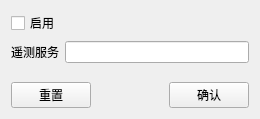
The window that telemetryin.ui (aspirefhaha/telemetryCapture) describes before a commit, drawn with Qt 5.
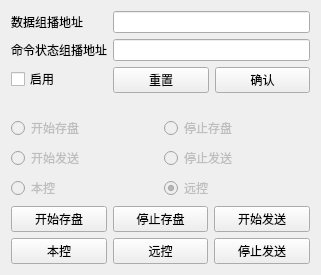
The same window after the commit.

```diff
--- a/telemetryin.ui
+++ b/telemetryin.ui
@@ -6,63 +6,188 @@
    <rect>
     <x>0</x>
     <y>0</y>
-    <width>260</width>
-    <height>119</height>
+    <width>321</width>
+    <height>275</height>
    </rect>
   </property>
+  <property name="sizePolicy">
+   <sizepolicy hsizetype="Preferred" vsizetype="Minimum">
+    <horstretch>0</horstretch>
+    <verstretch>0</verstretch>
+   </sizepolicy>
+  </property>
   <property name="windowTitle">
    <string>TelemetryIn</string>
   </property>
   <layout class="QVBoxLayout" name="verticalLayout_2">
    <item>
     <layout class="QVBoxLayout" name="verticalLayout">
-     <item>
-      <widget class="QCheckBox" name="ckEnabled">
-       <property name="text">
-        <string>启用</string>
-       </property>
-      </widget>
-     </item>
      <item>
       <layout class="QFormLayout" name="formLayout">
-       <item row="0" column="0">
+       <item row="0" column="1">
+        <widget class="QLineEdit" name="leDataURL"/>
+       </item>
+       <item row="2" column="1">
+        <layout class="QHBoxLayout" name="horizontalLayout_2">
+         <item>
+          <widget class="QPushButton" name="pbReset">
+           <property name="text">
+            <string>重置</string>
+           </property>
+          </widget>
+         </item>
+         <item>
+          <widget class="QPushButton" name="pbConfirm">
+           <property name="text">
+            <string>确认</string>
+           </property>
+          </widget>
+         </item>
+        </layout>
+       </item>
+       <item row="2" column="0">
+        <widget class="QCheckBox" name="ckEnabled">
+         <property name="text">
+          <string>启用</string>
+         </property>
+        </widget>
+       </item>
+       <item row="1" column="0">
         <widget class="QLabel" name="label">
          <property name="text">
-          <string>遥测服务</string>
+          <string>命令状态组播地址</string>
          </property>
         </widget>
        </item>
+       <item row="0" column="0">
+        <widget class="QLabel" name="label_2">
+         <property name="text">
+          <string>数据组播地址</string>
+         </property>
+        </widget>
+       </item>
+       <item row="1" column="1">
+        <widget class="QLineEdit" name="leComStatusURL"/>
+       </item>
+      </layout>
+     </item>
+     <item>
+      <layout class="QGridLayout" name="gridLayout_2">
+       <item row="2" column="0">
+        <widget class="QRadioButton" name="rbLocalControl">
+         <property name="enabled">
+          <bool>false</bool>
+         </property>
+         <property name="text">
+          <string>本控</string>
+         </property>
+         <property name="checked">
+          <bool>false</bool>
+         </property>
+        </widget>
+       </item>
+       <item row="2" column="1">
+        <widget class="QRadioButton" name="rbRemoteControl">
+         <property name="enabled">
+          <bool>false</bool>
+         </property>
+         <property name="text">
+          <string>远控</string>
+         </property>
+         <property name="checked">
+          <bool>true</bool>
+         </property>
+        </widget>
+       </item>
+       <item row="0" column="0">
+        <widget class="QRadioButton" name="rbStartSave">
+         <property name="enabled">
+          <bool>false</bool>
+         </property>
+         <property name="text">
+          <string>开始存盘</string>
+         </property>
+         <property name="checked">
+          <bool>false</bool>
+         </property>
+        </widget>
+       </item>
        <item row="0" column="1">
-        <widget class="QLineEdit" name="lineEdit"/>
+        <widget class="QRadioButton" name="rbStopSave">
+         <property name="enabled">
+          <bool>false</bool>
+         </property>
+         <property name="text">
+          <string>停止存盘</string>
+         </property>
+        </widget>
        </item>
+       <item row="1" column="0">
+        <widget class="QRadioButton" name="rbStartSend">
+         <property name="enabled">
+          <bool>false</bool>
+         </property>
+         <property name="text">
+          <string>开始发送</string>
+         </property>
+         <property name="checked">
+          <bool>false</bool>
+         </property>
+        </widget>
+       </item>
+       <item row="1" column="1">
+        <widget class="QRadioButton" name="rbStopSend">
+         <property name="enabled">
+          <bool>false</bool>
+         </property>
+         <property name="text">
+          <string>停止发送</string>
+         </property>
+        </widget>
+       </item>
       </layout>
      </item>
      <item>
-      <layout class="QHBoxLayout" name="horizontalLayout_2">
-       <item>
-        <widget class="QPushButton" name="pbReset">
+      <layout class="QGridLayout" name="gridLayout">
+       <item row="0" column="1">
+        <widget class="QPushButton" name="pbStopSave">
          <property name="text">
-          <string>重置</string>
+          <string>停止存盘</string>
          </property>
         </widget>
        </item>
-       <item>
-        <spacer name="horizontalSpacer">
-         <property name="orientation">
-          <enum>Qt::Horizontal</enum>
+       <item row="0" column="2">
+        <widget class="QPushButton" name="pbStartSend">
+         <property name="text">
+          <string>开始发送</string>
          </property>
-         <property name="sizeHint" stdset="0">
-          <size>
-           <width>40</width>
-           <height>20</height>
-          </size>
+        </widget>
+       </item>
+       <item row="0" column="0">
+        <widget class="QPushButton" name="pbStartSave">
+         <property name="text">
+          <string>开始存盘</string>
          </property>
-        </spacer>
+        </widget>
        </item>
-       <item>
-        <widget class="QPushButton" name="pbConfirm">
+       <item row="1" column="2">
+        <widget class="QPushButton" name="pbStopSend">
          <property name="text">
-          <string>确认</string>
+          <string>停止发送</string>
+         </property>
+        </widget>
+       </item>
+       <item row="1" column="0">
+        <widget class="QPushButton" name="pbLocalControl">
+         <property name="text">
+          <string>本控</string>
+         </property>
+        </widget>
+       </item>
+       <item row="1" column="1">
+        <widget class="QPushButton" name="pbRemoteControl">
+         <property name="text">
+          <string>远控</string>
          </property>
         </widget>
        </item>
```
